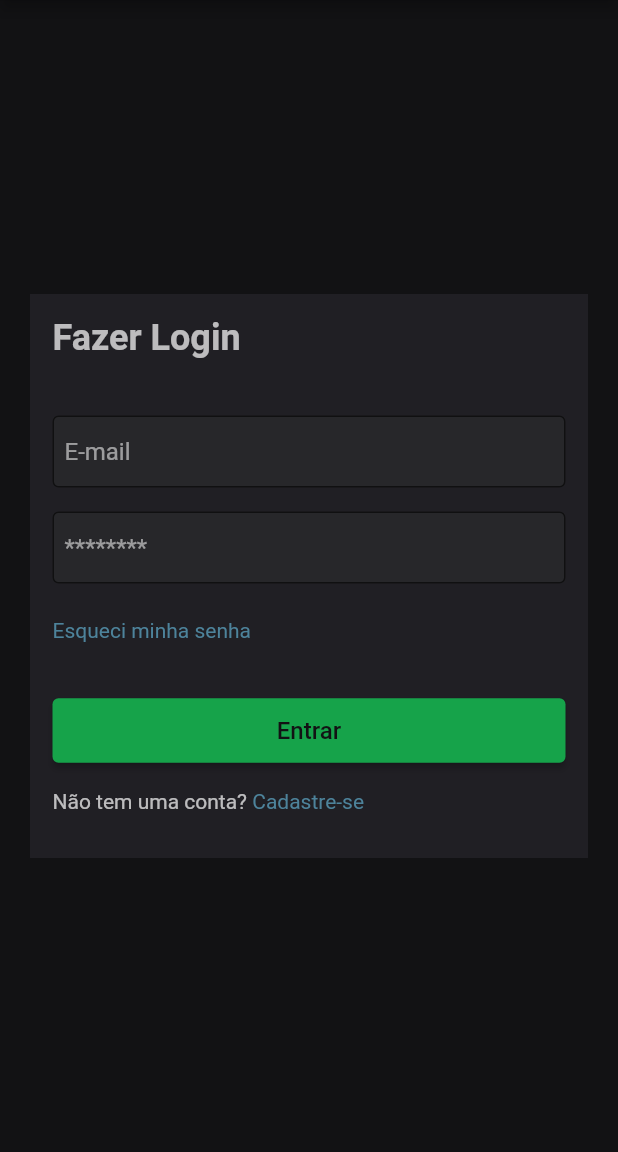
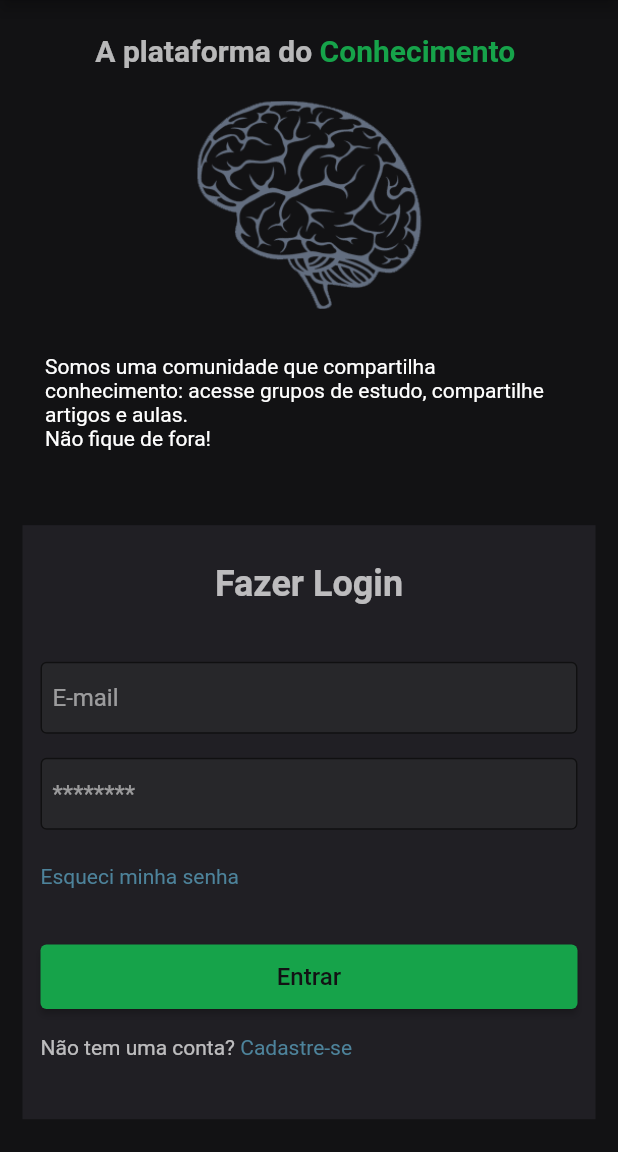
Before and after one commit to LearnplayV2/mobile, a Flutter app: the screen it shows after launch, on a phone screen of 412 x 824 dp, the part 84-1236 px from its top. Run offline on Flutter 3.47's test engine with Material 2 defaults, Android fonts, the phone set to English and light mode, and no system bars; our stand-ins replace dio, email_validator, flutter_bloc, flutter_profile_picture, fluttertoast, shared_preferences.

Commit message:
change dashboard design

```diff
--- a/Flutter/lib/components/main_appbar.dart
+++ b/Flutter/lib/components/main_appbar.dart
@@ -9,7 +9,9 @@ class MainBar extends StatelessWidget {
 
   @override
   Widget build(BuildContext context) {
-    return Scaffold(
+    return (Display.isDesktop()) ? Scaffold(
+      body: child,
+    ) : Scaffold(
       backgroundColor: MainTheme.primary,
       appBar: AppBar(
         backgroundColor: MainTheme.secondary,
--- a/Flutter/lib/config.dart
+++ b/Flutter/lib/config.dart
@@ -25,10 +25,10 @@ class MainTheme {
     return Text(text, style: TextStyle(color: Colors.white70));
   }
 
-  static Text h1(String text, {Color? color}) {
+  static Text h1(String text, {Color? color, double? size}) {
     return Text(text,
         style: TextStyle(
-            fontSize: 24, fontWeight: FontWeight.bold, color: color ?? Colors.white70));
+            fontSize: size ?? 24, fontWeight: FontWeight.bold, color: color ?? Colors.white70));
   }
 
 }
--- a/Flutter/lib/modules/home/pages/Home.dart
+++ b/Flutter/lib/modules/home/pages/Home.dart
@@ -24,7 +24,8 @@ class Home extends StatefulWidget {
 }
 
 class _HomeState extends State<Home> {
-  final GlobalKey<FormState> _formKey = GlobalKey<FormState>(debugLabel: 'form_login');
+  final GlobalKey<FormState> _formKey =
+      GlobalKey<FormState>(debugLabel: 'form_login');
 
   TextEditingController email = TextEditingController();
   TextEditingController password = TextEditingController();
@@ -36,15 +37,61 @@ class _HomeState extends State<Home> {
   }
 
   checkIsLoggedIn() async {
-    if(await Storage.get(Storages.Token) != null) {
-      Navigator.of(context).pushNamedAndRemoveUntil(RouteEnum.dashboard.name, (route) => false);
+    if (await Storage.get(Storages.Token) != null) {
+      Navigator.of(context)
+          .pushNamedAndRemoveUntil(RouteEnum.dashboard.name, (route) => false);
     }
   }
 
   @override
   Widget build(BuildContext context) {
     return MainBar(
-        child: WidgetList.DisplayCenter(context, children: [
+        child: SingleChildScrollView(
+      child: Column(
+        children: [_buildPresentation(), SizedBox(height: 50), _buildLogin(), SizedBox(height: 50)],
+      ),
+    ));
+  }
+
+  _buildPresentation() {
+    return Container(
+      child: Column(
+        children: [
+          SizedBox(height: 22),
+          Container(
+            margin: EdgeInsets.symmetric(horizontal: 20),
+            child: Row(
+              mainAxisAlignment: MainAxisAlignment.center,
+              children: [
+                MainTheme.h1("A plataforma do ", size: (Display.isDesktop()) ? 30 : 20),
+                MainTheme.h1("Conhecimento ", color: MainTheme.accent, size: (Display.isDesktop()) ? 30 : 20),
+              ],
+            ),
+          ),
+          SizedBox(height: 22),
+          Image.asset(
+            'assets/img1.png',
+            fit: BoxFit.contain,
+            width: 150,
+          ),
+          SizedBox(height: 30),
+          Container(
+            margin: (Display.isDesktop()) ? EdgeInsets.symmetric(horizontal: 8) : EdgeInsets.symmetric(horizontal: 30),
+            child: Text("Somos uma comunidade que compartilha conhecimento: acesse grupos de estudo, compartilhe artigos e aulas.\nNão fique de fora!",  style: TextStyle(fontSize: (Display.isDesktop()) ? 22 : 14))
+          )
+        ],
+      ),
+    );
+  }
+
+  _buildLogin() {
+    return Container(
+      color: MainTheme.secondary,
+      padding: EdgeInsets.symmetric(horizontal: 12, vertical: 25),
+      margin: (Display.isDesktop())
+          ? EdgeInsets.symmetric(horizontal: 20)
+          : EdgeInsets.symmetric(horizontal: 15),
+      child: Column(children: [
         MainTheme.h1("Fazer Login"),
         SizedBox(height: 30),
         Form(
@@ -93,14 +140,16 @@ class _HomeState extends State<Home> {
                   child: WidgetList.Button(
                     onPressed: () async {
                       if (_formKey.currentState!.validate()) {
-                      UserService.login(
-                              User(email: email.text, password: password.text))
+                        UserService.login(User(
+                                email: email.text, password: password.text))
                             .then((value) async {
                           checkIsLoggedIn();
-                          })
-                          .catchError((err) {
+                        }).catchError((err) {
                           var error = RequestError.decode(err.toString());
-                            Alerts.error(context, title: "Ocorreu um erro", message: "${error.response?.message ?? 'Ocorreu um erro inesperado'}");
+                          Alerts.error(context,
+                              title: "Ocorreu um erro",
+                              message:
+                                  "${error.response?.message ?? 'Ocorreu um erro inesperado'}");
                         });
                       }
                     },
@@ -121,6 +170,7 @@ class _HomeState extends State<Home> {
             ],
           ),
         )
-    ]));
+      ]),
+    );
   }
 }
--- a/Flutter/lib/routes.dart
+++ b/Flutter/lib/routes.dart
@@ -1,5 +1,6 @@
 import 'package:flutter/material.dart';
 import 'package:learnplay/modules/dashboard/pages/index.dart';
+import 'package:learnplay/modules/dashboard/pages/notifications.dart';
 import 'package:learnplay/modules/home/pages/home.dart';
 
 import 'modules/dashboard/pages/profile.dart';
@@ -7,11 +8,13 @@ import 'modules/dashboard/pages/profile.dart';
 enum RouteEnum {
   main,
   dashboard,
-  dashboardProfile
+  dashboardProfile,
+  dashboardNotifications
 }
 
 var routes = <String, WidgetBuilder>{
   RouteEnum.main.name: (_) => Home(),
   RouteEnum.dashboard.name:(context) => DashboardIndex(),
   RouteEnum.dashboardProfile.name:(context) => DashboardProfile(),
+  RouteEnum.dashboardNotifications.name:(context) => DashboardNotifications(),
 };
--- a/Flutter/pubspec.yaml
+++ b/Flutter/pubspec.yaml
@@ -69,9 +69,8 @@ flutter:
   uses-material-design: true
 
   # To add assets to your application, add an assets section, like this:
-  # assets:
-  #   - images/a_dot_burr.jpeg
-  #   - images/a_dot_ham.jpeg
+  assets:
+  - assets/
 
   # An image asset can refer to one or more resolution-specific "variants", see
   # https://flutter.dev/assets-and-images/#resolution-aware
```
Also changed, not shown: Flutter/lib/modules/dashboard/pages/notifications.dart (added, +20 -0 lines), Flutter/lib/modules/dashboard/widgets/dashboard_appbar.dart (+42 -28 lines), Flutter/assets/default-avatar.jpg (added), Flutter/assets/img1.png (added). Lines whose indentation alone changed are shown as unchanged.
